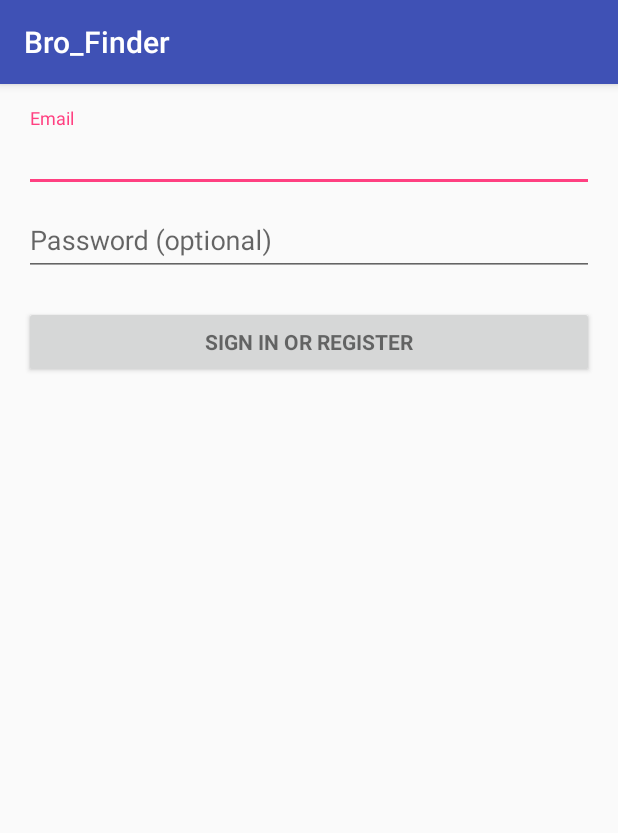
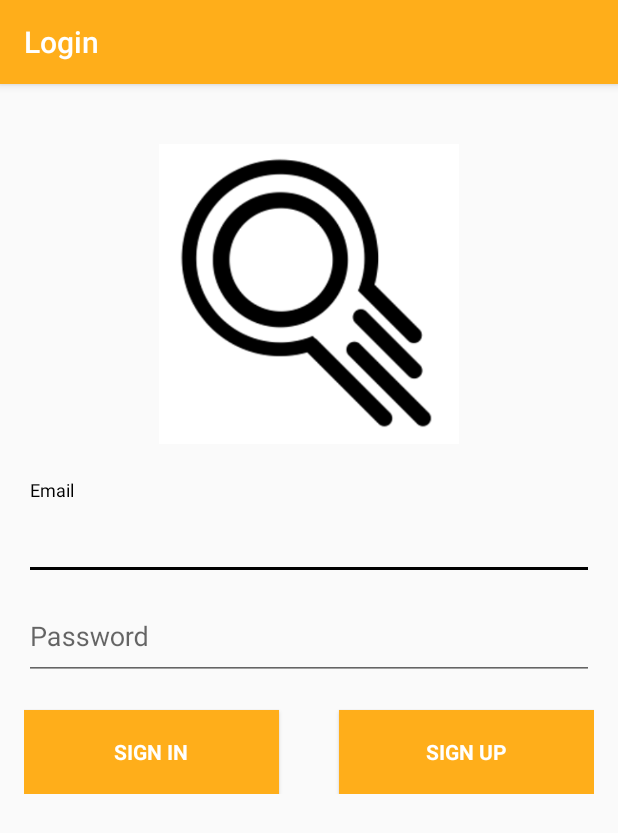
Before and after one commit to tgpsi407paulo/Bro_Finder, an Android app: the screen it shows after launch (LoginActivity), on a phone screen of 412 x 824 dp. Shown: the top 833 px of the screen. Run offline under Robolectric (Android 15) with nearby library versions, the phone set to English and light mode, and no system bars; 2 statements that could not run were skipped.

Commit message:
Login touched up

```diff
--- a/app/src/main/AndroidManifest.xml
+++ b/app/src/main/AndroidManifest.xml
@@ -17,7 +17,7 @@
         android:theme="@style/AppTheme">
         <activity
             android:name=".LoginActivity"
-            android:label="@string/app_name">
+            android:label="@string/activity_name">
             <intent-filter>
                 <action android:name="android.intent.action.MAIN" />
 
--- a/app/src/main/java/xxair_forcexx/bro_finder/LoginActivity.java
+++ b/app/src/main/java/xxair_forcexx/bro_finder/LoginActivity.java
@@ -82,8 +82,8 @@ public class LoginActivity extends AppCompatActivity implements LoaderCallbacks<
             }
         });
 
-        Button mEmailSignInButton = (Button) findViewById(R.id.email_sign_in_button);
-        mEmailSignInButton.setOnClickListener(new OnClickListener() {
+        Button mSignInButton = (Button) findViewById(R.id.sign_in_button);
+        mSignInButton.setOnClickListener(new OnClickListener() {
             @Override
             public void onClick(View view) {
                 attemptLogin();
--- a/app/src/main/res/layout/activity_login.xml
+++ b/app/src/main/res/layout/activity_login.xml
@@ -1,4 +1,5 @@
 <LinearLayout xmlns:android="http://schemas.android.com/apk/res/android"
+    xmlns:app="http://schemas.android.com/apk/res-auto"
     xmlns:tools="http://schemas.android.com/tools"
     android:layout_width="match_parent"
     android:layout_height="match_parent"
@@ -11,10 +12,12 @@
     tools:context="xxair_forcexx.bro_finder.LoginActivity">
 
     <!-- Login progress -->
+
+
     <ProgressBar
         android:id="@+id/login_progress"
         style="?android:attr/progressBarStyleLarge"
-        android:layout_width="wrap_content"
+        android:layout_width="match_parent"
         android:layout_height="wrap_content"
         android:layout_marginBottom="8dp"
         android:visibility="gone" />
@@ -28,7 +31,16 @@
             android:id="@+id/email_login_form"
             android:layout_width="match_parent"
             android:layout_height="wrap_content"
-            android:orientation="vertical">
+            android:orientation="vertical"
+            android:weightSum="1">
+
+            <ImageView
+                android:id="@+id/imageView"
+                android:layout_width="match_parent"
+                android:layout_height="200dp"
+                android:layout_marginBottom="24dp"
+                android:layout_marginTop="24dp"
+                app:srcCompat="@drawable/bro_finder_logo" />
 
             <android.support.design.widget.TextInputLayout
                 android:layout_width="match_parent"
@@ -37,11 +49,13 @@
                 <AutoCompleteTextView
                     android:id="@+id/email"
                     android:layout_width="match_parent"
-                    android:layout_height="wrap_content"
+                    android:layout_height="56dp"
                     android:hint="@string/prompt_email"
                     android:inputType="textEmailAddress"
                     android:maxLines="1"
-                    android:singleLine="true" />
+                    android:singleLine="true"
+                    android:textAlignment="center"
+                    android:textColorLink="@android:color/holo_orange_dark" />
 
             </android.support.design.widget.TextInputLayout>
 
@@ -52,25 +66,51 @@
                 <EditText
                     android:id="@+id/password"
                     android:layout_width="match_parent"
-                    android:layout_height="wrap_content"
+                    android:layout_height="56dp"
                     android:hint="@string/prompt_password"
                     android:imeActionId="@+id/login"
                     android:imeActionLabel="@string/action_sign_in_short"
                     android:imeOptions="actionUnspecified"
                     android:inputType="textPassword"
                     android:maxLines="1"
-                    android:singleLine="true" />
+                    android:singleLine="true"
+                    android:textAlignment="center"
+                    android:textColorHint="#000000"
+                    android:textColorLink="@android:color/holo_orange_dark"
+                    android:textIsSelectable="true" />
 
             </android.support.design.widget.TextInputLayout>
 
-            <Button
-                android:id="@+id/email_sign_in_button"
-                style="?android:textAppearanceSmall"
+            <GridLayout
                 android:layout_width="match_parent"
-                android:layout_height="wrap_content"
-                android:layout_marginTop="20dp"
-                android:text="@string/action_sign_in"
-                android:textStyle="bold" />
+                android:layout_height="match_parent">
+
+                <Button
+                    android:id="@+id/sign_in_button"
+                    style="?android:textAppearanceSmall"
+                    android:layout_width="170dp"
+                    android:layout_height="56dp"
+                    android:layout_marginTop="20dp"
+                    android:background="@color/colorPrimary"
+                    android:text="@string/action_sign_in"
+                    android:textColor="#ffffff"
+                    android:textColorLink="@android:color/white"
+                    android:textStyle="bold" />
+
+                <Button
+                    android:id="@+id/sign_up_button"
+                    style="?android:textAppearanceSmall"
+                    android:layout_width="170dp"
+                    android:layout_height="56dp"
+                    android:layout_column="5"
+                    android:layout_marginTop="20dp"
+                    android:layout_row="0"
+                    android:background="@color/colorPrimary"
+                    android:text="@string/action_sign_up"
+                    android:textColor="#ffffff"
+                    android:textColorLink="@android:color/white"
+                    android:textStyle="bold" />
+            </GridLayout>
 
         </LinearLayout>
     </ScrollView>
--- a/app/src/main/res/values/colors.xml
+++ b/app/src/main/res/values/colors.xml
@@ -1,6 +1,7 @@
 <?xml version="1.0" encoding="utf-8"?>
 <resources>
-    <color name="colorPrimary">#3F51B5</color>
-    <color name="colorPrimaryDark">#303F9F</color>
-    <color name="colorAccent">#FF4081</color>
+    <color name="colorPrimary">#ffae1a</color>
+    <color name="colorPrimaryDark">#e69500</color>
+    <color name="colorAccent">#000000</color>
+    <color name="navigationBarColor">#b37400</color>
 </resources>
--- a/app/src/main/res/values/strings.xml
+++ b/app/src/main/res/values/strings.xml
@@ -1,11 +1,12 @@
 <resources>
-    <string name="app_name">Bro_Finder</string>
+    <string name="app_name">Bro Finder</string>
 
     <!-- Strings related to login -->
+    <string name="activity_name">Login</string>
     <string name="prompt_email">Email</string>
-    <string name="prompt_password">Password (optional)</string>
-    <string name="action_sign_in">Sign in or register</string>
-    <string name="action_sign_in_short">Sign in</string>
+    <string name="prompt_password">Password</string>
+    <string name="action_sign_in">Sign in</string>
+    <string name="action_sign_up">Sign up</string>
     <string name="error_invalid_email">This email address is invalid</string>
     <string name="error_invalid_password">This password is too short</string>
     <string name="error_incorrect_password">This password is incorrect</string>
@@ -13,4 +14,6 @@
     <string name="permission_rationale">"Contacts permissions are needed for providing email
         completions."
     </string>
+    <string name="title_activity_login2">Sign in</string>
+    <string name="action_sign_in_short">Sign in</string>
 </resources>
```
Also changed, not shown: app/src/main/res/drawable/bro_finder_logo.png (added).
